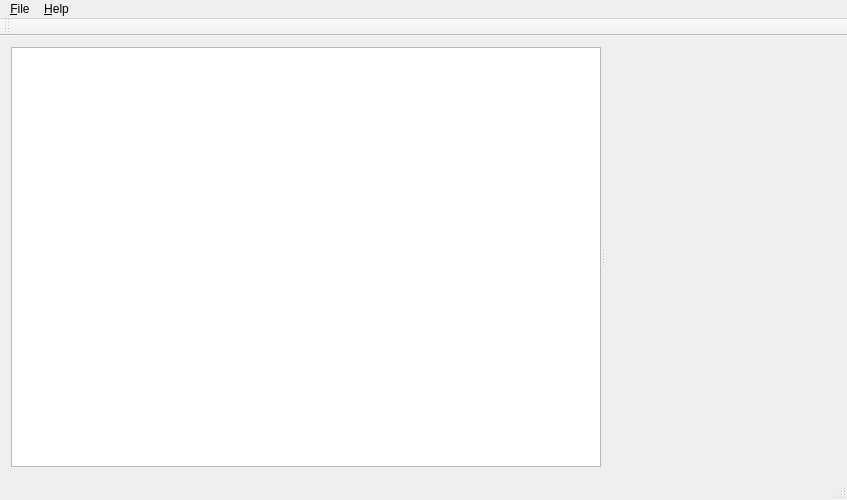
First picture: the form in src/mainwindow.ui, repository jsbien/djview4shapes, before the edit.
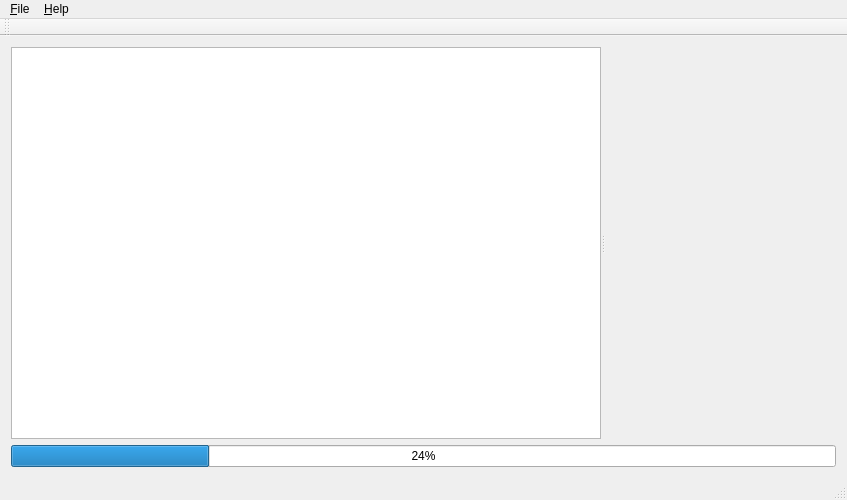
Second picture: the form after the edit. Custom widgets are drawn as their Qt base class.

Commit message: Show progress bar while extracting.

What changed in the file:
```diff
--- a/src/mainwindow.ui
+++ b/src/mainwindow.ui
@@ -43,6 +43,13 @@
       <widget class="QDjVuWidget" name="djvuWidget" native="true"/>
      </widget>
     </item>
+    <item>
+     <widget class="QProgressBar" name="progressBar">
+      <property name="value">
+       <number>24</number>
+      </property>
+     </widget>
+    </item>
    </layout>
   </widget>
   <widget class="QMenuBar" name="menuBar">
```
The commit also changes 6 other files.
